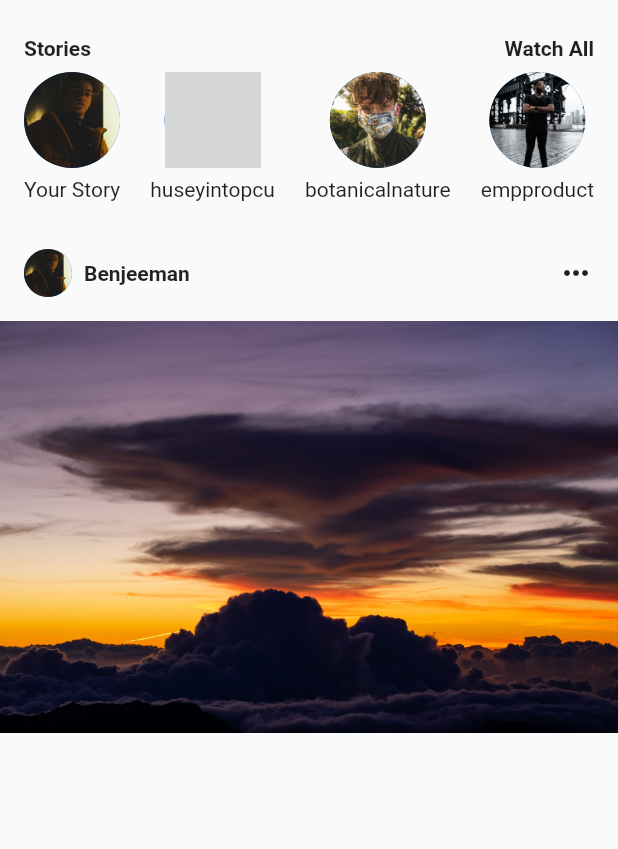
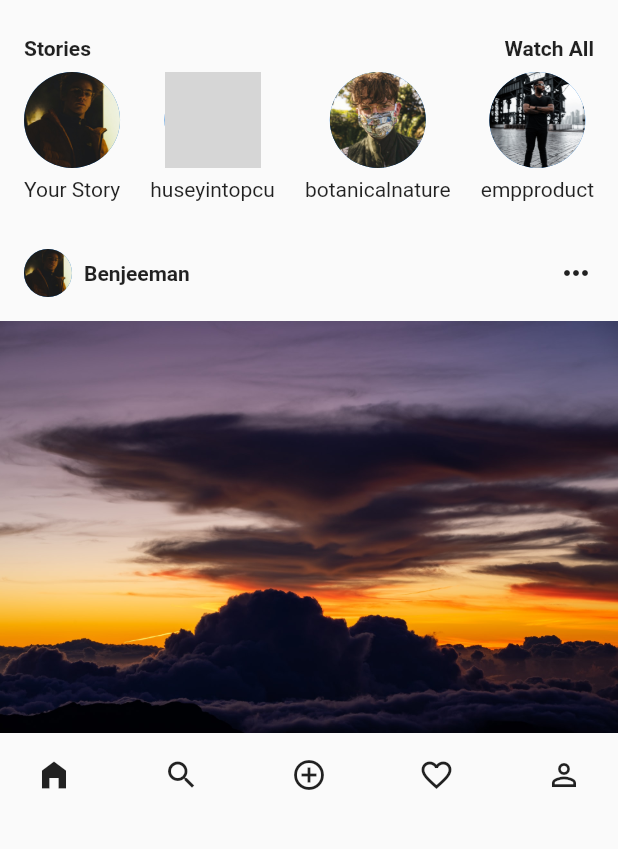
Before and after one commit to ldcstudio/flutter_beginner_insta, a Flutter app: the screen it shows after launch, on a phone screen of 412 x 824 dp, the part 60-909 px from its top. Run offline on Flutter 3.47's test engine with Material 2 defaults, Android fonts, the phone set to English and light mode, and no system bars; grey boxes are pictures that could not be loaded.

Commit message:
Create insta-bottom-navigation.dart

```diff
--- a/lib/insta-bottom-navigation.dart
+++ b/lib/insta-bottom-navigation.dart
@@ -3,6 +3,21 @@ import 'package:flutter/material.dart';
 class InstaBottomNavigation extends StatelessWidget {
   @override
   Widget build(BuildContext context) {
-    return Container();
+    return Container(
+      padding: EdgeInsets.symmetric(
+        horizontal: 24.0,
+        vertical: 16.0,
+      ),
+      child: Row(
+        mainAxisAlignment: MainAxisAlignment.spaceBetween,
+        children: [
+          Icon(Icons.home_filled),
+          Icon(Icons.search),
+          Icon(Icons.add_circle_outline),
+          Icon(Icons.favorite_border),
+          Icon(Icons.person_outline),
+        ],
+      ),
+    );
   }
 }
```
